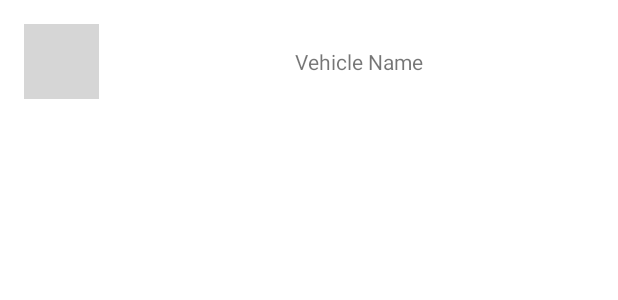
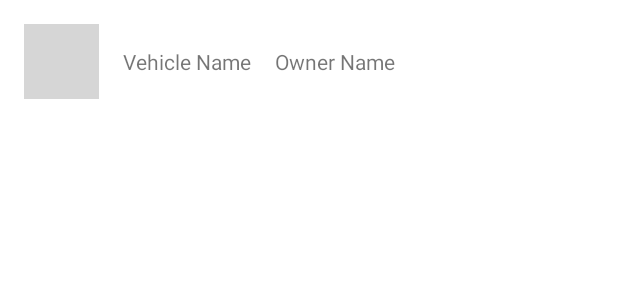
Before and after one commit to Ravalian/App_Project_Gruppe_13_SMAP_v2, an Android app: the layout activity_registered_vehicles_list_item.xml on its own in the app's theme, with its tools: preview values and no code run, on a phone screen of 412 x 824 dp. Shown: the top 300 px of the screen. Run offline under Robolectric (Android 15) with nearby library versions, the phone set to English and light mode, and no system bars; grey boxes are pictures that could not be loaded.

Commit message:
RegisteredVehiclesActivity works... ish

```diff
--- a/Carlog/app/src/main/java/com/example/smap_app_project_grp_13_carlog/Models/VehicleDataFirebase.java
+++ b/Carlog/app/src/main/java/com/example/smap_app_project_grp_13_carlog/Models/VehicleDataFirebase.java
@@ -28,6 +28,7 @@ public class VehicleDataFirebase {
     public String engineVolume;
     public String enginePower;
     public String fuelType;
+    public String registeredUser;
 
     //Get and set methods for each value
     public String getOwner() {
--- a/Carlog/app/src/main/res/layout/activity_registered_vehicles_list_item.xml
+++ b/Carlog/app/src/main/res/layout/activity_registered_vehicles_list_item.xml
@@ -3,8 +3,8 @@
     xmlns:app="http://schemas.android.com/apk/res-auto"
     xmlns:tools="http://schemas.android.com/tools"
     android:id="@+id/registered_vehicles_list_item"
-    android:layout_width="match_parent"
-    android:layout_height="match_parent">
+    android:layout_width="wrap_content"
+    android:layout_height="wrap_content">
 
     <ImageView
         android:id="@+id/imgRVVehicle"
@@ -12,7 +12,9 @@
         android:layout_height="50dp"
         android:layout_marginStart="16dp"
         android:layout_marginTop="16dp"
+        android:layout_marginBottom="16dp"
         android:contentDescription="@string/img_ActivityAllListItem_ImgOfVehicle"
+        app:layout_constraintBottom_toBottomOf="parent"
         app:layout_constraintStart_toStartOf="parent"
         app:layout_constraintTop_toTopOf="parent"
         tools:src="@tools:sample/avatars" />
@@ -21,11 +23,26 @@
         android:id="@+id/txtRVLIVehicleName"
         android:layout_width="wrap_content"
         android:layout_height="wrap_content"
+        android:layout_marginStart="16dp"
+        android:layout_marginLeft="16dp"
         android:textSize="14sp"
         app:layout_constraintBottom_toBottomOf="@+id/imgRVVehicle"
-        app:layout_constraintEnd_toEndOf="parent"
         app:layout_constraintStart_toEndOf="@+id/imgRVVehicle"
         app:layout_constraintTop_toTopOf="@+id/imgRVVehicle"
         tools:text="@string/txt_ActivityRegisteredVehicles_VehicleName" />
 
+    <TextView
+        android:id="@+id/txtRVLIOwnerName"
+        android:layout_width="wrap_content"
+        android:layout_height="wrap_content"
+        android:layout_marginStart="16dp"
+        android:layout_marginLeft="16dp"
+        android:layout_marginEnd="16dp"
+        android:layout_marginRight="16dp"
+        android:text="@string/txt_ActivityRegisteredVehicles_OwnerName"
+        app:layout_constraintBottom_toBottomOf="@+id/txtRVLIVehicleName"
+        app:layout_constraintEnd_toEndOf="parent"
+        app:layout_constraintStart_toEndOf="@+id/txtRVLIVehicleName"
+        app:layout_constraintTop_toTopOf="@+id/txtRVLIVehicleName" />
+
 </androidx.constraintlayout.widget.ConstraintLayout>
--- a/Carlog/app/src/main/res/layout/activity_user_interface.xml
+++ b/Carlog/app/src/main/res/layout/activity_user_interface.xml
@@ -51,7 +51,7 @@
         android:layout_width="wrap_content"
         android:layout_height="wrap_content"
         android:layout_marginTop="50dp"
-        android:text="Not Implemented"
+        android:text="@string/UI_RegisteredVehiclesBtn"
         app:layout_constraintEnd_toEndOf="parent"
         app:layout_constraintStart_toStartOf="parent"
         app:layout_constraintTop_toBottomOf="@+id/UI_RegisterVehicleBtn" />
--- a/Carlog/app/src/main/res/values/strings.xml
+++ b/Carlog/app/src/main/res/values/strings.xml
@@ -51,4 +51,6 @@
     <string name="RegisterVehicleUploadBtn">Upload image</string>
     <string name="UI_RegisterVehicleBtn">Register Vehicle</string>
     <string name="CancelBtn">Cancel</string>
+    <string name="UI_RegisteredVehiclesBtn">Registered Vehicles</string>
+    <string name="txt_ActivityRegisteredVehicles_OwnerName">Owner Name</string>
 </resources>
```
Also changed, not shown: Carlog/app/src/main/java/com/example/smap_app_project_grp_13_carlog/Activities/RegisteredVehiclesActivity.java (+28 -38 lines), Carlog/app/src/main/java/com/example/smap_app_project_grp_13_carlog/Activities/UserInterfaceActivity.java (+15 -1 lines), Carlog/app/src/main/java/com/example/smap_app_project_grp_13_carlog/Adapters/RegisteredVehiclesAdapter.java (+13 -7 lines), Carlog/app/src/main/java/com/example/smap_app_project_grp_13_carlog/Repository/Repository.java (+7 -1 lines), Carlog/app/src/main/java/com/example/smap_app_project_grp_13_carlog/ViewModels/RegisteredVehiclesActivityVM.java (added, +29 -0 lines).
